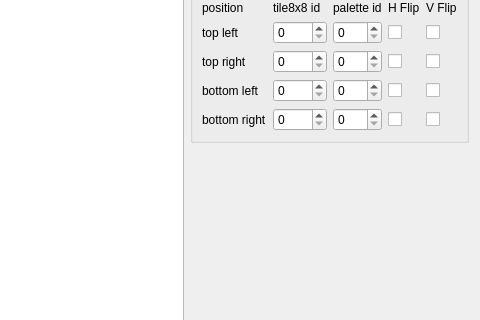
This is Dialog/TilesetEditDialog.ui in wario-land/WL4Editor as Qt 5 draws it before an edit; both pictures show x 720 to 1200 and y 186 to 506 of the 1200 by 706 pixel window. The edited form follows.
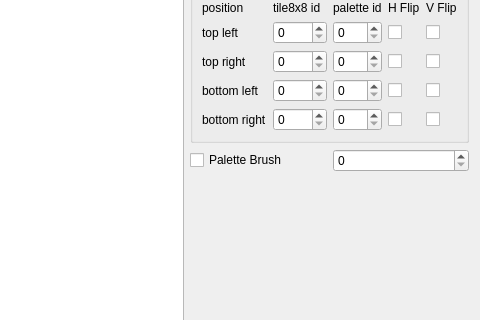
This is the edited form. Custom widgets are drawn as their Qt base class.

Commit message: Add palette brush for TIleset Editor Dialog

Diff of the .ui file:
```diff
--- a/Dialog/TilesetEditDialog.ui
+++ b/Dialog/TilesetEditDialog.ui
@@ -387,6 +387,27 @@
          </layout>
         </widget>
        </item>
+       <item>
+        <layout class="QHBoxLayout" name="horizontalLayout_3">
+         <property name="topMargin">
+          <number>0</number>
+         </property>
+         <item>
+          <widget class="QCheckBox" name="checkBox_paletteBrush">
+           <property name="text">
+            <string>Palette Brush</string>
+           </property>
+          </widget>
+         </item>
+         <item>
+          <widget class="QSpinBox" name="spinBox_paletteBrushValue">
+           <property name="maximum">
+            <number>15</number>
+           </property>
+          </widget>
+         </item>
+        </layout>
+       </item>
        <item>
         <spacer name="verticalSpacer_2">
          <property name="orientation">
```
The commit also changes 3 other files.
